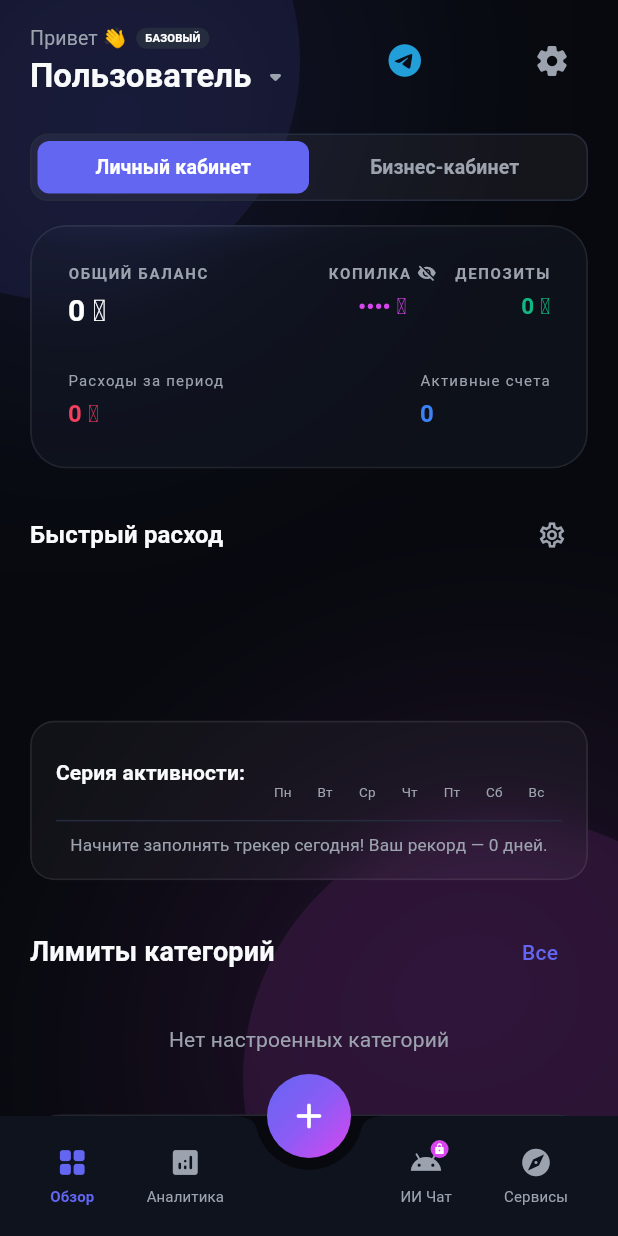
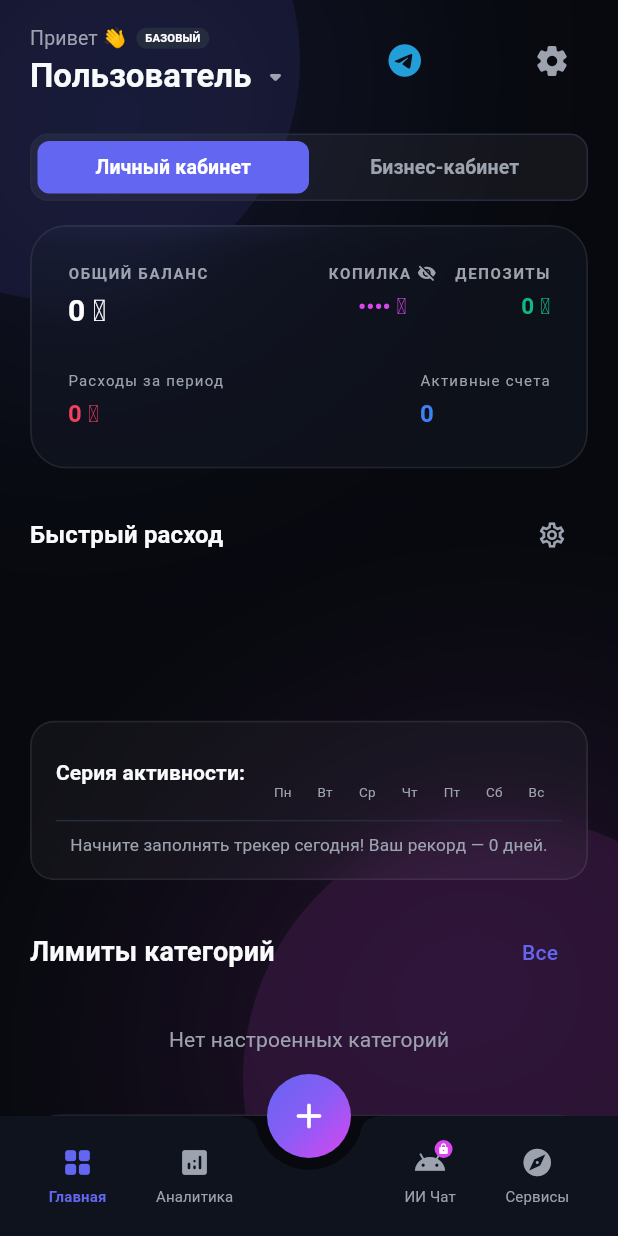
Before and after one commit to mumitrol16666-creator/finance, a Flutter app: the MainNavigationFrame screen opened directly, on a phone screen of 412 x 824 dp. Run offline on Flutter 3.47's test engine with Material 3 defaults, Android fonts, the phone set to English and light mode, and no system bars; drawn by our look-alikes of flutter_animate; our stand-ins replace fl_chart, flutter_spinkit, google_fonts, shared_preferences; missing offline and left inert: dart:html; accounts and stored records are empty.

Commit message:
chore: rename overview tab to home

```diff
--- a/mobile_app/lib/main.dart
+++ b/mobile_app/lib/main.dart
@@ -430,7 +430,7 @@ class _MainNavigationFrameState extends State<MainNavigationFrame> {
                 child: Row(
                   mainAxisAlignment: MainAxisAlignment.spaceAround,
                   children: [
-                    _buildTabItem(0, Icons.grid_view_rounded, 'Обзор', _overviewKey),
+                    _buildTabItem(0, Icons.grid_view_rounded, 'Главная', _overviewKey),
                     _buildTabItem(1, Icons.analytics_rounded, 'Аналитика', _analyticsKey),
                     const SizedBox(width: 48), // Placeholder for FAB
                     _buildTabItem(2, Icons.android_rounded, 'ИИ Чат', _aiKey),
```
